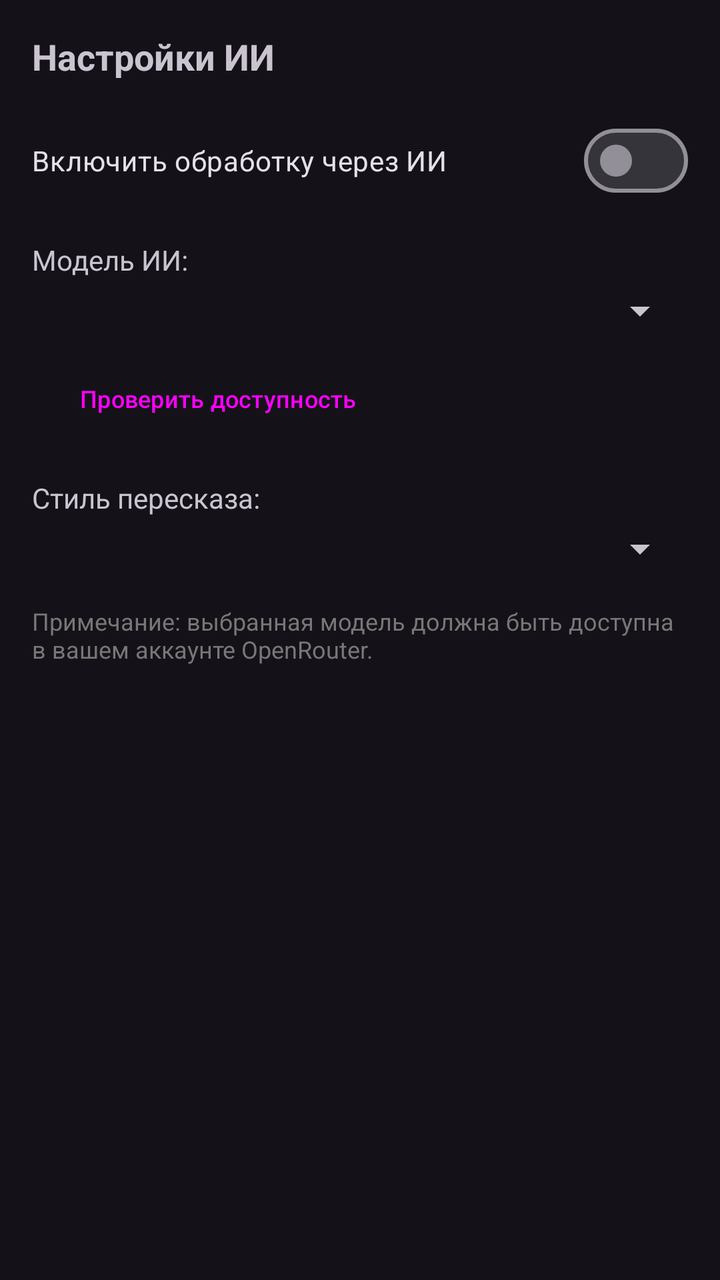
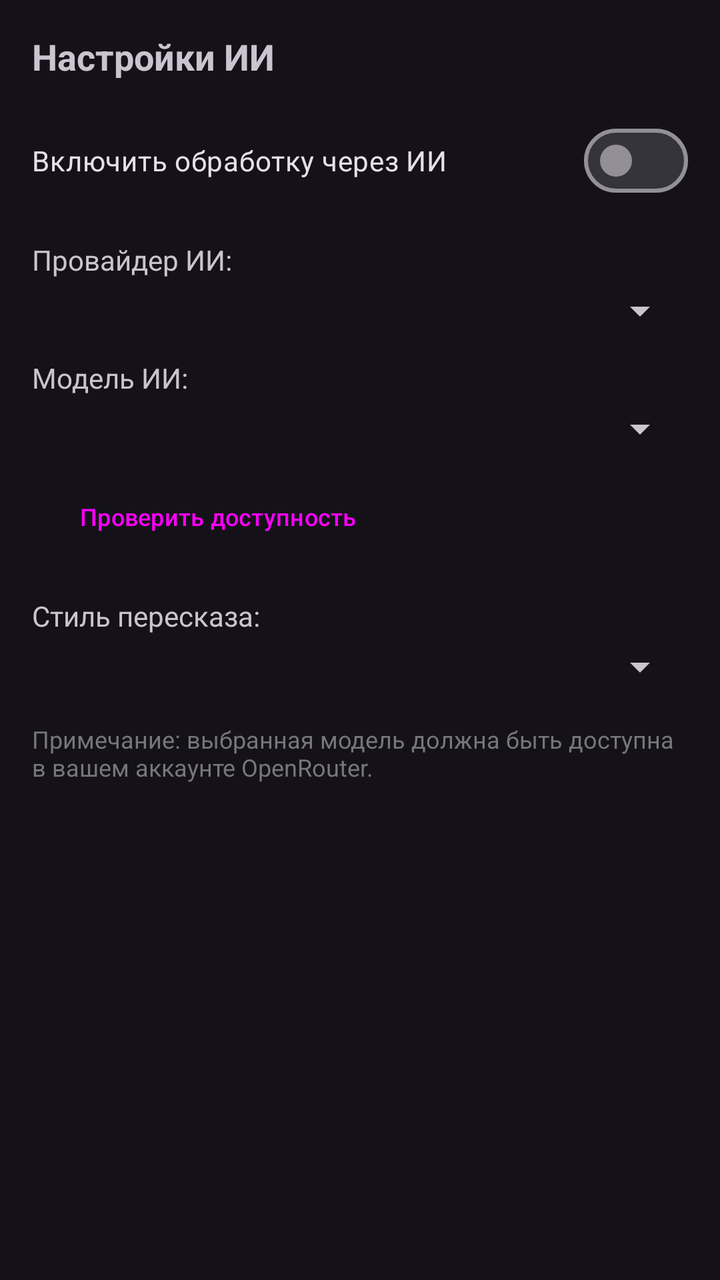

Before-and-after screenshots of an Android layout around one commit, followed by the original layout XML and the change that was made.
<!-- AndroidManifest.xml: application theme Theme.TelegramNewsReader -->
<!-- res/layout/dialog_ai_settings.xml -->
<?xml version="1.0" encoding="utf-8"?>
<ScrollView xmlns:android="http://schemas.android.com/apk/res/android"
    android:layout_width="match_parent"
    android:layout_height="wrap_content">

    <LinearLayout
        android:layout_width="match_parent"
        android:layout_height="wrap_content"
        android:orientation="vertical"
        android:padding="16dp">

        <TextView
            android:layout_width="wrap_content"
            android:layout_height="wrap_content"
            android:text="Настройки ИИ"
            android:textSize="18sp"
            android:textStyle="bold"
            android:layout_marginBottom="16dp"/>

        <com.google.android.material.materialswitch.MaterialSwitch
            android:id="@+id/switch_ai_enabled"
            android:layout_width="match_parent"
            android:layout_height="wrap_content"
            android:text="Включить обработку через ИИ"
            android:layout_marginBottom="16dp" />

        <TextView
            android:layout_width="wrap_content"
            android:layout_height="wrap_content"
            android:text="Модель ИИ:"
            android:layout_marginBottom="4dp"/>
        <Spinner
            android:id="@+id/spinner_ai_model"
            android:layout_width="match_parent"
            android:layout_height="wrap_content"
            android:layout_marginBottom="8dp"/>

        <LinearLayout
            android:layout_width="match_parent"
            android:layout_height="wrap_content"
            android:orientation="horizontal"
            android:gravity="center_vertical"
            android:layout_marginBottom="16dp">

            <Button
                android:id="@+id/btn_test_ai_model"
                style="@style/Widget.Material3.Button.TonalButton"
                android:layout_width="wrap_content"
                android:layout_height="wrap_content"
                android:text="Проверить доступность"
                android:textSize="12sp" />

            <TextView
                android:id="@+id/tv_ai_test_status"
                android:layout_width="wrap_content"
                android:layout_height="wrap_content"
                android:layout_marginStart="8dp"
                android:textSize="12sp"
                android:text="" />
        </LinearLayout>

        <TextView
            android:layout_width="wrap_content"
            android:layout_height="wrap_content"
            android:text="Стиль пересказа:"
            android:layout_marginBottom="4dp"/>
        <Spinner
            android:id="@+id/spinner_ai_style"
            android:layout_width="match_parent"
            android:layout_height="wrap_content"
            android:layout_marginBottom="16dp"/>

        <TextView
            android:layout_width="wrap_content"
            android:layout_height="wrap_content"
            android:text="Примечание: выбранная модель должна быть доступна в вашем аккаунте OpenRouter."
            android:textSize="12sp"
            android:textColor="#777777"
            android:layout_marginBottom="8dp"/>

    </LinearLayout>
</ScrollView>
<!-- resources referenced by this layout -->
<resources>
  <style name="Theme.TelegramNewsReader" parent="Theme.TelegramNewsReader.Purple" />
  <style name="Theme.TelegramNewsReader.Purple" parent="Theme.Material3.Dark.NoActionBar">
          <item name="colorPrimary">@color/purple_500</item>
          <item name="colorPrimaryVariant">@color/purple_700</item>
          <item name="colorOnPrimary">@color/white</item>
          <item name="android:statusBarColor">?attr/colorPrimaryVariant</item>
          <item name="actionBarStyle">@style/CustomActionBarStyle</item>
      </style>
  <color name="purple_500">#FF6200EE</color>
  <color name="purple_700">#FF3700B3</color>
  <color name="white">#FFFFFFFF</color>
  <style name="CustomActionBarStyle" parent="Widget.Material3.ActionBar.Solid">
          <item name="titleTextStyle">@style/CustomActionBarTitle</item>
          <item name="android:titleTextStyle">@style/CustomActionBarTitle</item>
      </style>
  <style name="CustomActionBarTitle" parent="TextAppearance.Material3.ActionBar.Title">
          <item name="android:textSize">18sp</item>
          <item name="android:textStyle">bold</item>
          <item name="android:textColor">@color/white</item>
          <item name="android:gravity">center</item>
          <item name="android:layout_gravity">center</item>
      </style>
</resources>

<!-- the commit's change to res/layout/dialog_ai_settings.xml (unified diff, before → after) -->
@@ -23,6 +23,17 @@
             android:layout_height="wrap_content"
             android:text="Включить обработку через ИИ"
             android:layout_marginBottom="16dp" />
+
+        <TextView
+            android:layout_width="wrap_content"
+            android:layout_height="wrap_content"
+            android:text="Провайдер ИИ:"
+            android:layout_marginBottom="4dp"/>
+        <Spinner
+            android:id="@+id/spinner_ai_provider"
+            android:layout_width="match_parent"
+            android:layout_height="wrap_content"
+            android:layout_marginBottom="12dp"/>
 
         <TextView
             android:layout_width="wrap_content"
